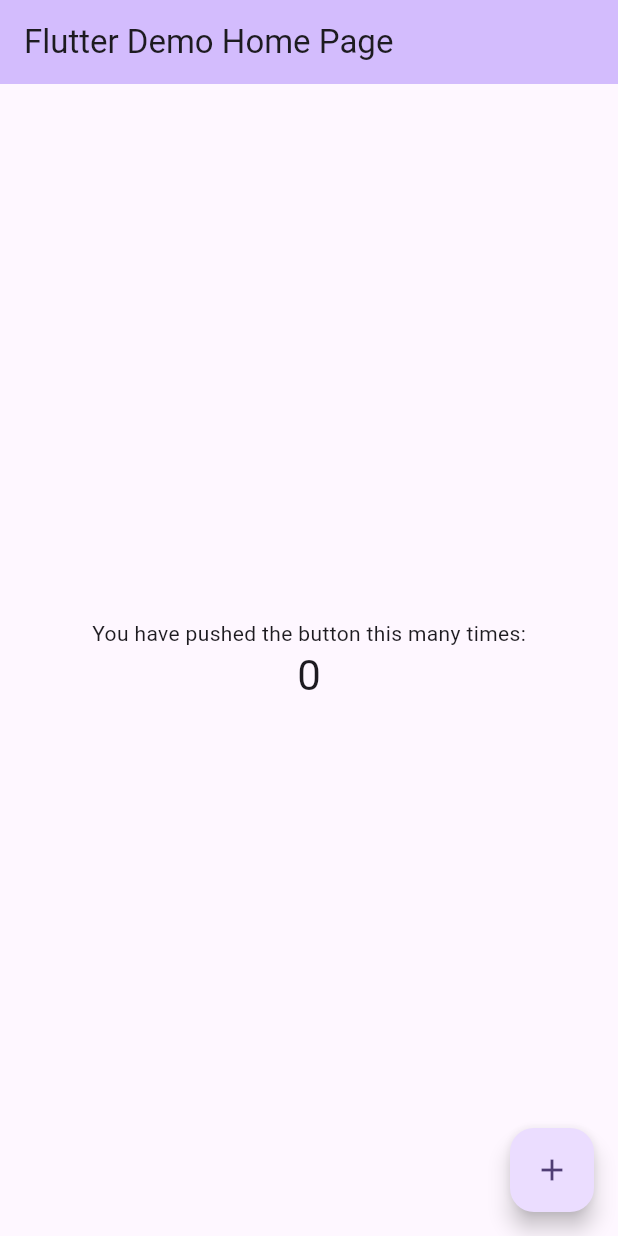
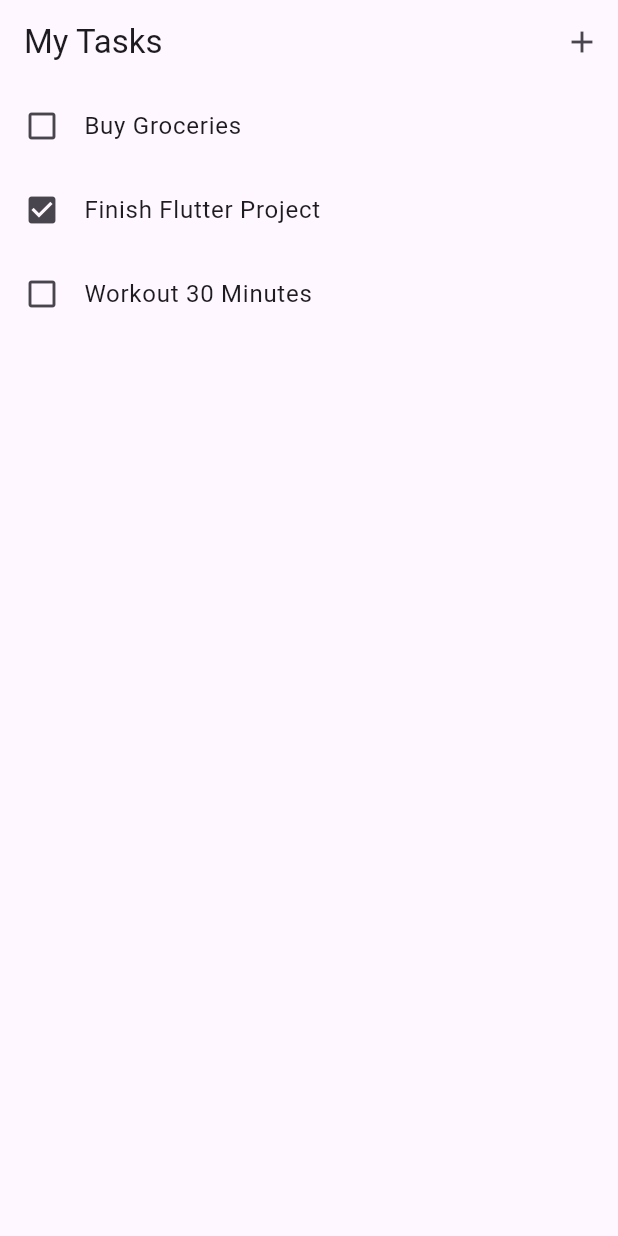
Before and after one commit to Aldhisaputra/Todo-App-Flutter, a Flutter app: the screen it shows after launch, on a phone screen of 412 x 824 dp. Run offline on Flutter 3.47's test engine with Material 3 defaults, Android fonts, the phone set to English and light mode, and no system bars.

Commit message:
home screens

```diff
--- a/lib/main.dart
+++ b/lib/main.dart
@@ -1,4 +1,5 @@
 import 'package:flutter/material.dart';
+import 'package:todo_app/screens/home_screens.dart';
 
 void main() {
   runApp(const MyApp());
@@ -7,116 +8,11 @@ void main() {
 class MyApp extends StatelessWidget {
   const MyApp({super.key});
 
-  // This widget is the root of your application.
   @override
   Widget build(BuildContext context) {
     return MaterialApp(
-      title: 'Flutter Demo',
-      theme: ThemeData(
-        // This is the theme of your application.
-        //
-        // TRY THIS: Try running your application with "flutter run". You'll see
-        // the application has a purple toolbar. Then, without quitting the app,
-        // try changing the seedColor in the colorScheme below to Colors.green
-        // and then invoke "hot reload" (save your changes or press the "hot
-        // reload" button in a Flutter-supported IDE, or press "r" if you used
-        // the command line to start the app).
-        //
-        // Notice that the counter didn't reset back to zero; the application
-        // state is not lost during the reload. To reset the state, use hot
-        // restart instead.
-        //
-        // This works for code too, not just values: Most code changes can be
-        // tested with just a hot reload.
-        colorScheme: ColorScheme.fromSeed(seedColor: Colors.deepPurple),
-      ),
-      home: const MyHomePage(title: 'Flutter Demo Home Page'),
+      title: 'Todo App',
+      home: HomeScreen(),
     );
   }
 }
-
-class MyHomePage extends StatefulWidget {
-  const MyHomePage({super.key, required this.title});
-
-  // This widget is the home page of your application. It is stateful, meaning
-  // that it has a State object (defined below) that contains fields that affect
-  // how it looks.
-
-  // This class is the configuration for the state. It holds the values (in this
-  // case the title) provided by the parent (in this case the App widget) and
-  // used by the build method of the State. Fields in a Widget subclass are
-  // always marked "final".
-
-  final String title;
-
-  @override
-  State<MyHomePage> createState() => _MyHomePageState();
-}
-
-class _MyHomePageState extends State<MyHomePage> {
-  int _counter = 0;
-
-  void _incrementCounter() {
-    setState(() {
-      // This call to setState tells the Flutter framework that something has
-      // changed in this State, which causes it to rerun the build method below
-      // so that the display can reflect the updated values. If we changed
-      // _counter without calling setState(), then the build method would not be
-      // called again, and so nothing would appear to happen.
-      _counter++;
-    });
-  }
-
-  @override
-  Widget build(BuildContext context) {
-    // This method is rerun every time setState is called, for instance as done
-    // by the _incrementCounter method above.
-    //
-    // The Flutter framework has been optimized to make rerunning build methods
-    // fast, so that you can just rebuild anything that needs updating rather
-    // than having to individually change instances of widgets.
-    return Scaffold(
-      appBar: AppBar(
-        // TRY THIS: Try changing the color here to a specific color (to
-        // Colors.amber, perhaps?) and trigger a hot reload to see the AppBar
-        // change color while the other colors stay the same.
-        backgroundColor: Theme.of(context).colorScheme.inversePrimary,
-        // Here we take the value from the MyHomePage object that was created by
-        // the App.build method, and use it to set our appbar title.
-        title: Text(widget.title),
-      ),
-      body: Center(
-        // Center is a layout widget. It takes a single child and positions it
-        // in the middle of the parent.
-        child: Column(
-          // Column is also a layout widget. It takes a list of children and
-          // arranges them vertically. By default, it sizes itself to fit its
-          // children horizontally, and tries to be as tall as its parent.
-          //
-          // Column has various properties to control how it sizes itself and
-          // how it positions its children. Here we use mainAxisAlignment to
-          // center the children vertically; the main axis here is the vertical
-          // axis because Columns are vertical (the cross axis would be
-          // horizontal).
-          //
-          // TRY THIS: Invoke "debug painting" (choose the "Toggle Debug Paint"
-          // action in the IDE, or press "p" in the console), to see the
-          // wireframe for each widget.
-          mainAxisAlignment: MainAxisAlignment.center,
-          children: <Widget>[
-            const Text('You have pushed the button this many times:'),
-            Text(
-              '$_counter',
-              style: Theme.of(context).textTheme.headlineMedium,
-            ),
-          ],
-        ),
-      ),
-      floatingActionButton: FloatingActionButton(
-        onPressed: _incrementCounter,
-        tooltip: 'Increment',
-        child: const Icon(Icons.add),
-      ), // This trailing comma makes auto-formatting nicer for build methods.
-    );
-  }
-}
--- /dev/null
+++ b/lib/screens/home_screens.dart
@@ -0,0 +1,31 @@
+import 'package:flutter/material.dart';
+
+class HomeScreen extends StatelessWidget {
+  const HomeScreen({super.key});
+
+  @override
+  Widget build(BuildContext context) {
+    return Scaffold(
+      appBar: AppBar(
+        title: Text("My Tasks"),
+        actions: [IconButton(onPressed: () {}, icon: Icon(Icons.add))],
+      ), // AppBar
+      body: ListView(
+        children: [
+          ListTile(
+            leading: Icon(Icons.check_box_outline_blank),
+            title: Text("Buy Groceries"),
+          ), // ListTile
+          ListTile(
+            leading: Icon(Icons.check_box),
+            title: Text("Finish Flutter Project"),
+          ), // ListTile
+          ListTile(
+            leading: Icon(Icons.check_box_outline_blank),
+            title: Text("Workout 30 Minutes"),
+          ), // ListTile
+        ],
+      ), // ListView
+    ); // Scaffold
+  }
+}
```
